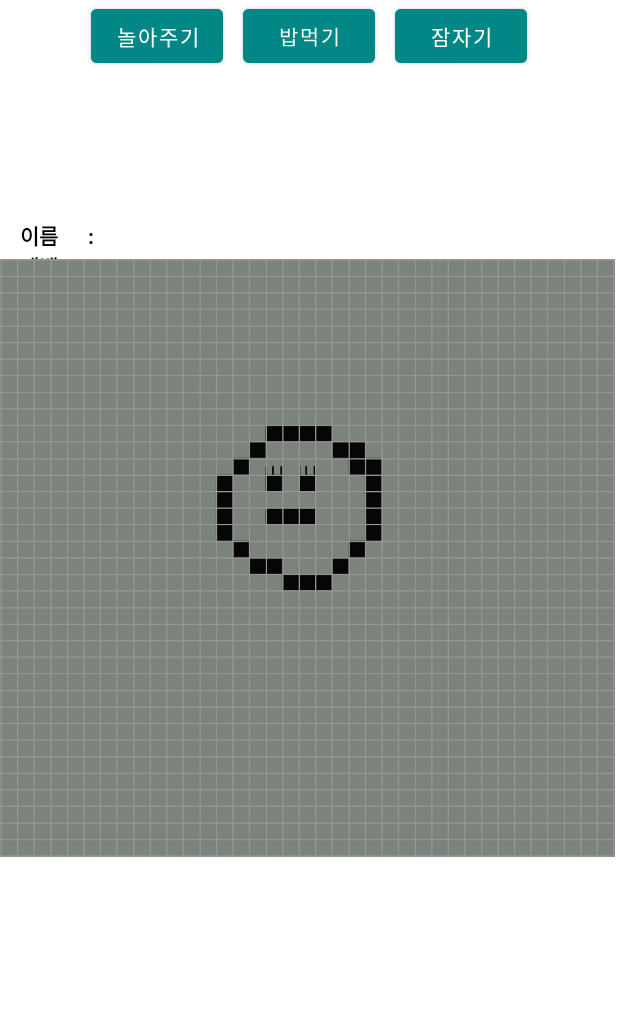
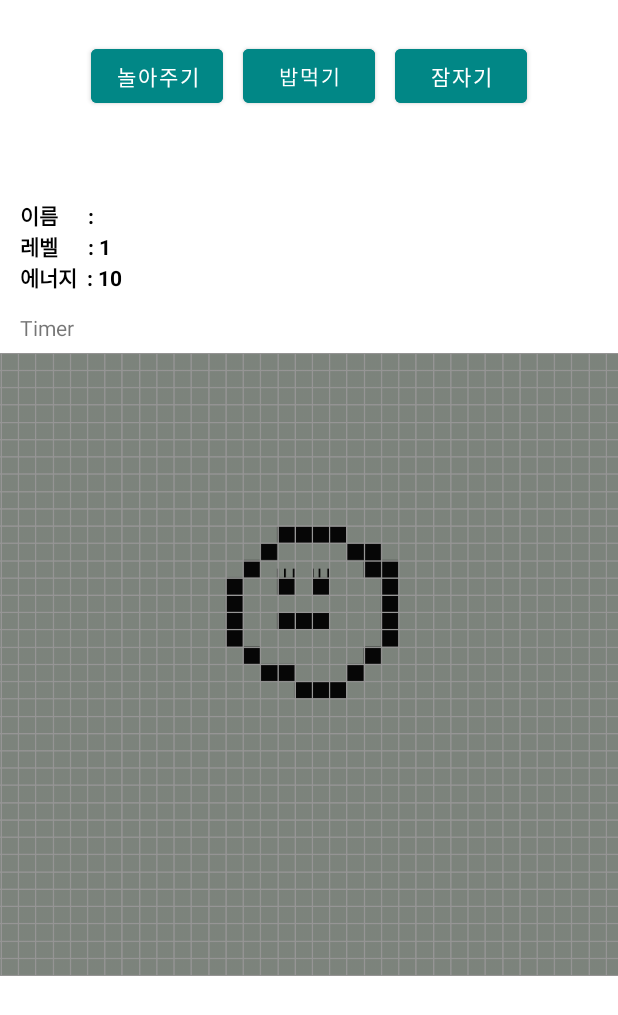
Before and after one commit to swonny/JavaProject, an Android app: the screen it shows after launch (SubActivity), after a tap on "START NOW!", on a phone screen of 412 x 824 dp. Shown: the top 1015 px of the screen. Run offline under Robolectric (Android 15) with nearby library versions, the phone set to English and light mode, and no system bars.

Commit message:
21.12.06 (월) first_main.xml 수정

```diff
--- a/app/src/main/res/layout/first_main.xml
+++ b/app/src/main/res/layout/first_main.xml
@@ -19,7 +19,8 @@
             android:id="@+id/characterName"
             android:layout_width="197dp"
             android:layout_height="wrap_content"
-            android:padding="20px"
+            android:paddingLeft="20px"
+            android:paddingBottom="20px"
             android:text="이름      : 다마\n레벨      : 5 level\n에너지  : 20"
             android:textColor="@color/black"
             android:textStyle="bold" />
@@ -28,14 +29,21 @@
             android:id="@+id/sleepTimer"
             android:layout_width="wrap_content"
             android:layout_height="wrap_content"
-            android:padding="20px"
+            android:paddingLeft="20px"
             android:text="Timer" />
+
+        <ImageView
+            android:id="@+id/imageView"
+            android:layout_width="428dp"
+            android:layout_height="430dp"
+            android:layout_weight="1"
+            android:src="@drawable/usual" />
 
     </LinearLayout>
 
     <LinearLayout
         android:layout_width="match_parent"
-        android:layout_height="wrap_content"
+        android:layout_height="0dp"
         android:gravity="center_horizontal"
         android:orientation="horizontal"
         tools:context=".MainActivity"
@@ -47,6 +55,7 @@
             android:layout_width="wrap_content"
             android:layout_height="wrap_content"
             android:layout_marginRight="20px"
+            android:layout_marginTop="40px"
             android:backgroundTint="@color/teal_700"
             android:onClick="play"
             android:text="놀아주기"
@@ -58,6 +67,7 @@
             android:layout_width="wrap_content"
             android:layout_height="wrap_content"
             android:layout_marginRight="20px"
+            android:layout_marginTop="40px"
             android:backgroundTint="@color/teal_700"
             android:onClick="eat"
             android:rotationX="-2"
@@ -73,24 +83,12 @@
             android:id="@+id/sleepButton"
             android:layout_width="wrap_content"
             android:layout_height="wrap_content"
+            android:layout_marginTop="40px"
             android:backgroundTint="@color/teal_700"
             android:text="잠자기"
             tools:layout_editor_absoluteX="161dp"
             tools:layout_editor_absoluteY="3dp" />
     </LinearLayout>
 
-    <ImageView
-        android:id="@+id/imageView"
-        android:layout_width="410dp"
-        android:layout_height="744dp"
-        android:layout_weight="1"
-        android:src="@drawable/usual"
-        app:layout_constraintBottom_toBottomOf="parent"
-        app:layout_constraintHorizontal_bias="0.0"
-        app:layout_constraintLeft_toLeftOf="parent"
-        app:layout_constraintRight_toRightOf="parent"
-        app:layout_constraintTop_toTopOf="parent"
-        app:layout_constraintVertical_bias="1.0" />
-
 
 </androidx.constraintlayout.widget.ConstraintLayout>
```
